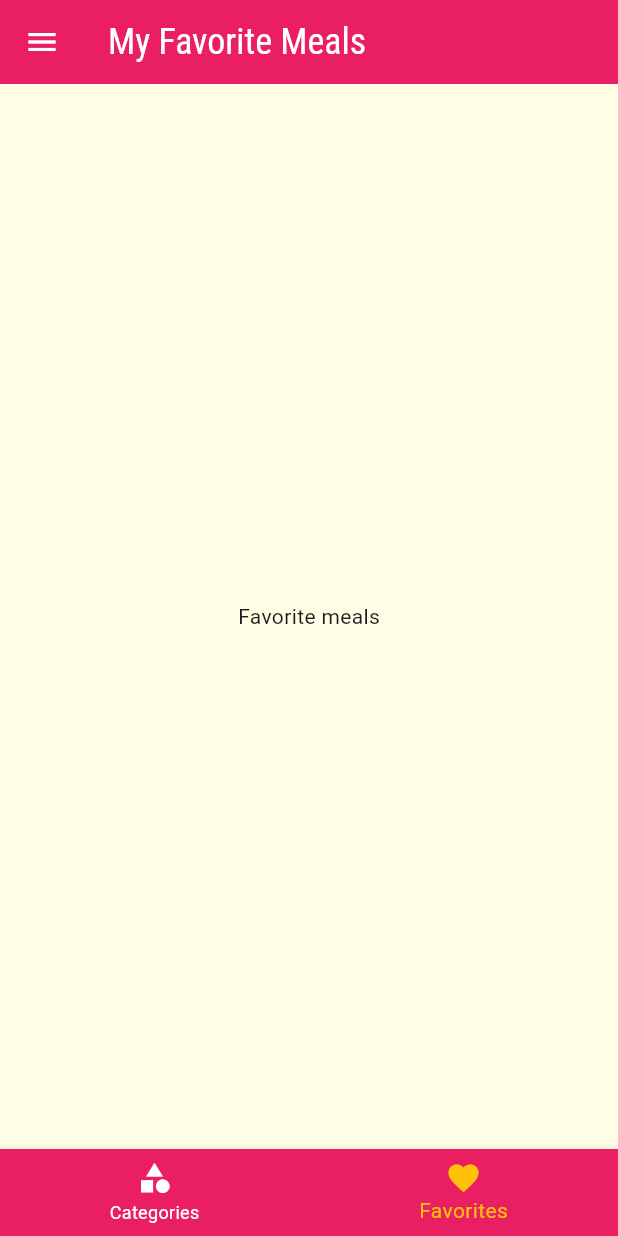
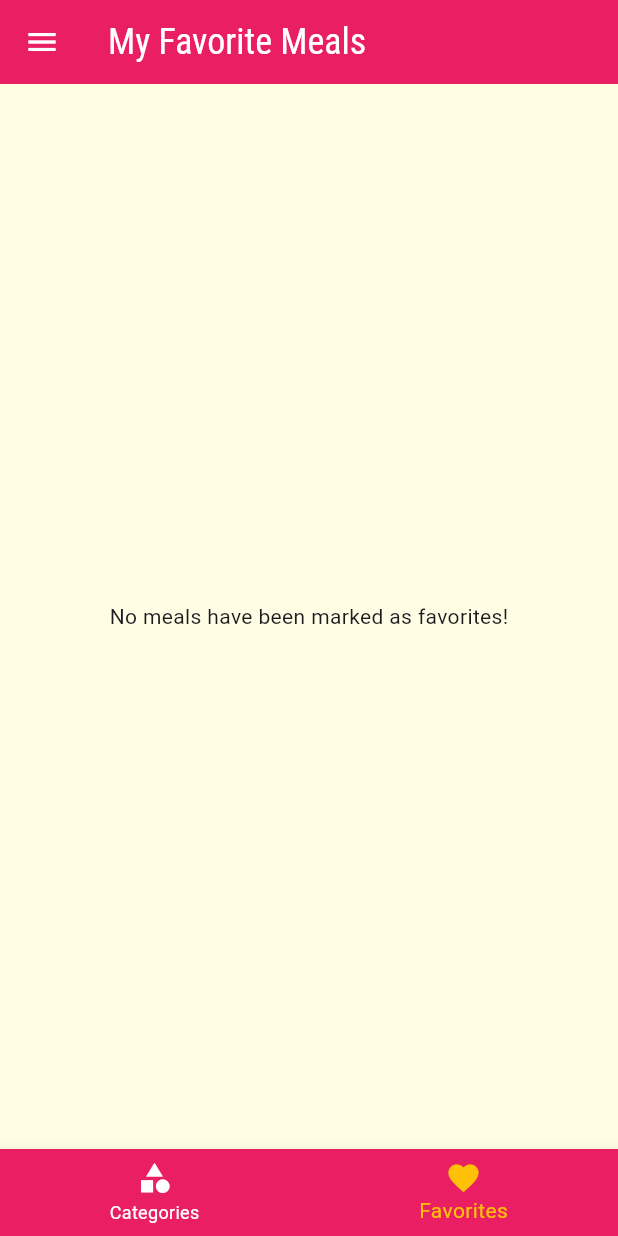
Before and after one commit to davisiqueira1/flutter_meals_app, a Flutter app: the screen it shows after launch, item 2 of the bottom bar chosen, on a phone screen of 412 x 824 dp. Run offline on Flutter 3.47's test engine with Material 3 defaults, Android fonts, the phone set to English and light mode, and no system bars.

Commit message:
feat: add meal favorite functionality

```diff
--- a/lib/main.dart
+++ b/lib/main.dart
@@ -24,6 +24,7 @@ class _MyAppState extends State<MyApp> {
 
   List<Meal> _availableMeals = dummyMeals;
   Settings settings = Settings();
+  List<Meal> _favoriteMeals = [];
 
   void _filterMeals(Settings settings) {
     setState(() {
@@ -40,6 +41,18 @@ class _MyAppState extends State<MyApp> {
             filterVegetarian);
       }).toList();
     });
+  }
+
+  void _toggleFavorite(Meal meal) {
+    setState(() {
+      _favoriteMeals.contains(meal)
+          ? _favoriteMeals.remove(meal)
+          : _favoriteMeals.add(meal);
+    });
+  }
+
+  bool _isFavorite(Meal meal) {
+    return _favoriteMeals.contains(meal);
   }
 
   @override
@@ -64,10 +77,11 @@ class _MyAppState extends State<MyApp> {
         ),
       ),
       routes: {
-        AppRoutes.HOME: (_) => const TabScreen(),
+        AppRoutes.HOME: (_) => TabScreen(_favoriteMeals),
         AppRoutes.CATEGORIES_MEALS: (_) =>
             CategoriesMealsScreen(_availableMeals),
-        AppRoutes.MEAL_DETAIL: (_) => const MealDetailScreen(),
+        AppRoutes.MEAL_DETAIL: (_) =>
+            MealDetailScreen(_toggleFavorite, _isFavorite),
         AppRoutes.SETTINGS: (_) => SettingsScreen(_filterMeals, settings),
       },
     );
--- a/lib/screens/favorite_meals_screen.dart
+++ b/lib/screens/favorite_meals_screen.dart
@@ -1,12 +1,25 @@
 import 'package:flutter/material.dart';
+import 'package:meals_app/components/meal_item.dart';
+import 'package:meals_app/models/meal.dart';
 
 class FavoriteMealsScreen extends StatelessWidget {
-  const FavoriteMealsScreen({super.key});
+  const FavoriteMealsScreen(this.favoriteMeals, {super.key});
+
+  final List<Meal> favoriteMeals;
 
   @override
   Widget build(BuildContext context) {
-    return const Center(
-      child: Text("Favorite meals"),
+    if (favoriteMeals.isEmpty) {
+      return const Center(
+        child: Text("No meals have been marked as favorites!"),
+      );
+    }
+
+    return ListView.builder(
+      itemCount: favoriteMeals.length,
+      itemBuilder: (context, index) {
+        return MealItem(meal: favoriteMeals[index]);
+      },
     );
   }
 }
--- a/lib/screens/tabs_screen.dart
+++ b/lib/screens/tabs_screen.dart
@@ -1,10 +1,13 @@
 import 'package:flutter/material.dart';
 import 'package:meals_app/components/main_drawer.dart';
+import 'package:meals_app/models/meal.dart';
 import 'package:meals_app/screens/categories_screen.dart';
 import 'package:meals_app/screens/favorite_meals_screen.dart';
 
 class TabScreen extends StatefulWidget {
-  const TabScreen({super.key});
+  const TabScreen(this.favoriteMeals, {super.key});
+
+  final List<Meal> favoriteMeals;
 
   @override
   State<TabScreen> createState() => _TabScreenState();
@@ -13,10 +16,22 @@ class TabScreen extends StatefulWidget {
 class _TabScreenState extends State<TabScreen> {
   int _selectedScreenIndex = 0;
 
-  final List<Map<String, Object>> _screens = [
-    {"title": "Categories List", "screen": const CategoriesScreen()},
-    {"title": "My Favorite Meals", "screen": const FavoriteMealsScreen()}
-  ];
+  late List<Map<String, Object>> _screens;
+
+  @override
+  void initState() {
+    super.initState();
+    _screens = [
+      {
+        "title": "Categories List",
+        "screen": const CategoriesScreen(),
+      },
+      {
+        "title": "My Favorite Meals",
+        "screen": FavoriteMealsScreen(widget.favoriteMeals),
+      }
+    ];
+  }
 
   void _selectScreen(int index) {
     setState(() {
```
Also changed, not shown: lib/screens/meal_detail_screen.dart (+7 -5 lines).
